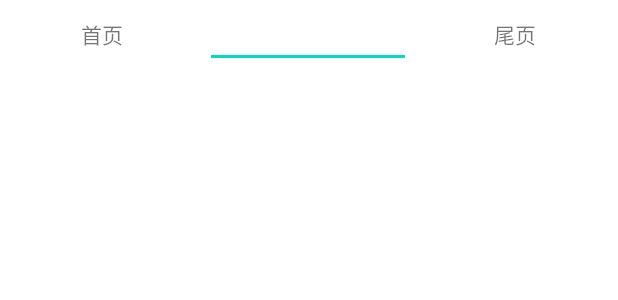
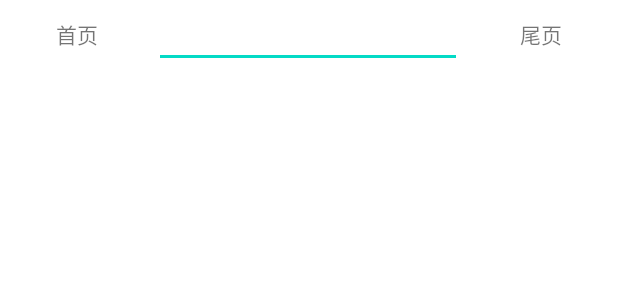
Before and after one commit to MisoraRin/DawnIsland, an Android app: the layout jump_page_dialog.xml on its own in the app's theme, with its tools: preview values and no code run, on a phone screen of 412 x 824 dp. Shown: the top 300 px of the screen. Run offline under Robolectric (Android 15) with nearby library versions, the phone set to English and light mode, and no system bars.

Commit message:
调整跳页对话框布局文件

```diff
--- a/app/src/main/java/com/yanrou/dawnisland/content/SeriesContentActivity.java
+++ b/app/src/main/java/com/yanrou/dawnisland/content/SeriesContentActivity.java
@@ -146,7 +146,6 @@ public class SeriesContentActivity extends AppCompatActivity implements SeriesCo
 
                 }
                 jumpPageDialog.show(getSupportFragmentManager(), "reply");
-
                  */
                 int pageCount = (int) Math.ceil((presenter.getReplyCount() * 1.0f) / 19);
                 AlertDialog.Builder builder = new AlertDialog.Builder(Objects.requireNonNull(this));
--- a/app/src/main/res/layout/jump_page_dialog.xml
+++ b/app/src/main/res/layout/jump_page_dialog.xml
@@ -9,6 +9,7 @@
         android:id="@+id/jump_to_first_page"
         android:layout_width="0dp"
         android:layout_height="0dp"
+        app:layout_constraintHorizontal_weight="1"
         android:gravity="center"
         android:text="首页"
         app:layout_constraintBottom_toBottomOf="@+id/jump_to_page"
@@ -20,10 +21,12 @@
         android:id="@+id/jump_to_page"
         android:layout_width="0dp"
         android:layout_height="wrap_content"
+        app:layout_constraintVertical_weight="2"
         android:layout_marginEnd="1dp"
         android:ems="10"
         android:inputType="number"
         app:layout_constraintEnd_toStartOf="@+id/jump_to_end_page"
+        app:layout_constraintHorizontal_weight="2"
         app:layout_constraintStart_toEndOf="@+id/jump_to_first_page"
         app:layout_constraintTop_toTopOf="parent" />
 
@@ -31,6 +34,7 @@
         android:id="@+id/jump_to_end_page"
         android:layout_width="0dp"
         android:layout_height="0dp"
+        app:layout_constraintHorizontal_weight="1"
         android:gravity="center"
         android:text="尾页"
         app:layout_constraintBottom_toBottomOf="@+id/jump_to_page"
```
